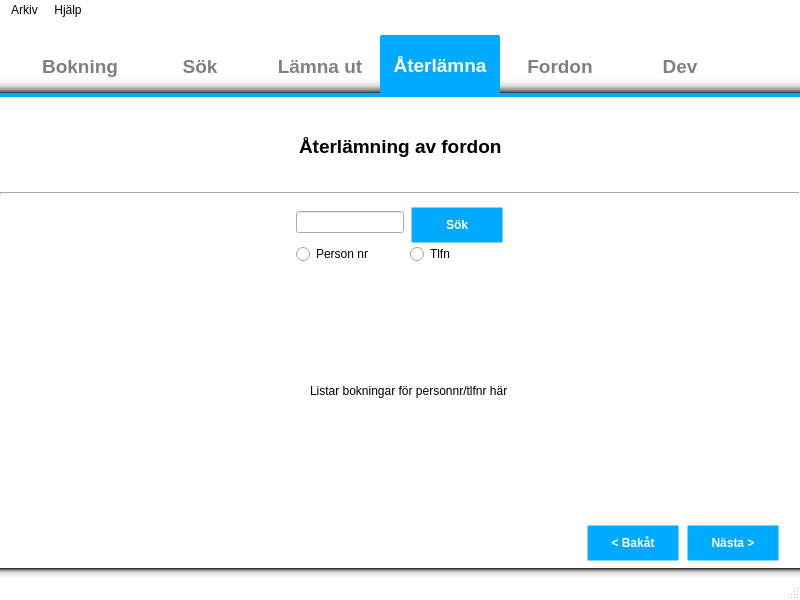
Above: trunk/gui/MainWindow.ui from nilsknacken/A3B-repo before the change. Below: the same form after it.
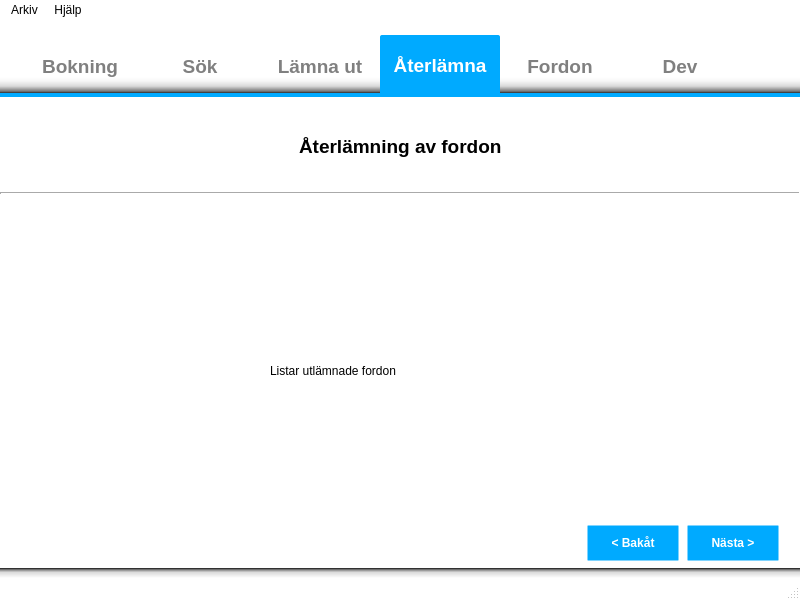
That is the form after the change. The open tabs and pages were chosen to show the change. Icons and pictures are not drawn.

Diff of the .ui file:
```diff
--- a/trunk/gui/MainWindow.ui
+++ b/trunk/gui/MainWindow.ui
@@ -493,9 +493,10 @@
     background-color: rgb(255, 255, 255);
     font: bold; color: rgb(0, 0, 0);}
 QPushButton:flat {
-	border: none; /* no border for a flat push button */}
+	border: transparent; }
 QPushButton:default {
-	border-color: lightblue; /* make the default button prominent */}
+	border-color: lightblue; }
+QPushButton:disabled {background-color: lightgrey;}
 
 
 QMenu {
@@ -2631,79 +2632,17 @@
            <number>1</number>
           </property>
           <widget class="QWidget" name="page_2">
-           <widget class="QWidget" name="gridLayoutWidget">
-            <property name="geometry">
-             <rect>
-              <x>-1</x>
-              <y>0</y>
-              <width>401</width>
-              <height>80</height>
-             </rect>
-            </property>
-            <layout class="QGridLayout" name="gridLayout_11">
-             <item row="0" column="3">
-              <spacer name="horizontalSpacer_24">
-               <property name="orientation">
-                <enum>Qt::Horizontal</enum>
-               </property>
-               <property name="sizeHint" stdset="0">
-                <size>
-                 <width>40</width>
-                 <height>20</height>
-                </size>
-               </property>
-              </spacer>
-             </item>
-             <item row="0" column="2">
-              <widget class="QPushButton" name="pushButtonSearch_4">
-               <property name="text">
-                <string>Sök</string>
-               </property>
-              </widget>
-             </item>
-             <item row="0" column="1">
-              <widget class="QLineEdit" name="lineEditSearch_3"/>
-             </item>
-             <item row="0" column="0">
-              <spacer name="horizontalSpacer_23">
-               <property name="orientation">
-                <enum>Qt::Horizontal</enum>
-               </property>
-               <property name="sizeHint" stdset="0">
-                <size>
-                 <width>40</width>
-                 <height>20</height>
-                </size>
-               </property>
-              </spacer>
-             </item>
-             <item row="1" column="1">
-              <widget class="QRadioButton" name="radioButtonPnr">
-               <property name="text">
-                <string>Person nr</string>
-               </property>
-              </widget>
-             </item>
-             <item row="1" column="2">
-              <widget class="QRadioButton" name="radioButtonPhone">
-               <property name="text">
-                <string>Tlfn</string>
-               </property>
-              </widget>
-             </item>
-            </layout>
-           </widget>
            <widget class="QLabel" name="label_3">
             <property name="geometry">
              <rect>
-              <x>110</x>
-              <y>160</y>
+              <x>70</x>
+              <y>140</y>
               <width>271</width>
               <height>71</height>
              </rect>
             </property>
             <property name="text">
-             <string>Listar bokningar för personnr/tlfnr här</string>
+             <string>Listar utlämnade fordon</string>
             </property>
            </widget>
           </widget>
```
Left out of the diff: 9 changed lines with no effect on the pictures.
